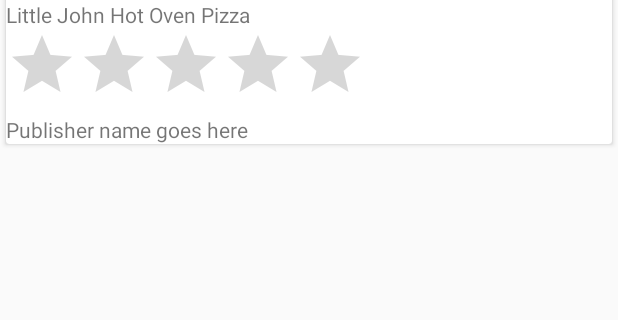
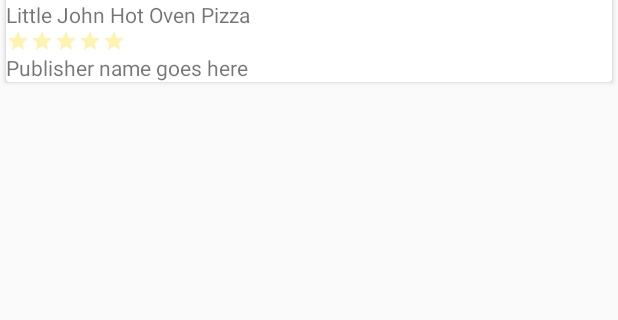
Before and after one commit to xdeng9/HomeCookinRecipes, an Android app: the layout recipe_card_view.xml on its own in the app's theme, with its tools: preview values and no code run, on a phone screen of 412 x 824 dp, the part 78-398 px from its top. Run offline under Robolectric (Android 15) with nearby library versions, the phone set to English and light mode, and no system bars.

Commit message:
Refactor main activity code and fix card view

```diff
--- a/app/src/main/res/layout/recipe_card_view.xml
+++ b/app/src/main/res/layout/recipe_card_view.xml
@@ -31,7 +31,9 @@
             android:layout_width="wrap_content"
             android:layout_height="wrap_content"
             android:stepSize="0.5"
-            android:numStars="5"/>
+            android:numStars="5"
+            android:theme="@style/RatingBar"
+            style="?android:attr/ratingBarStyleSmall"/>
 
         <TextView
             android:id="@+id/recipe_publisher"
--- a/app/src/main/res/values/colors.xml
+++ b/app/src/main/res/values/colors.xml
@@ -3,4 +3,6 @@
     <color name="colorPrimary">#3F51B5</color>
     <color name="colorPrimaryDark">#303F9F</color>
     <color name="colorAccent">#FF4081</color>
+
+    <color name="gold">#FFD700</color>
 </resources>
--- a/app/src/main/res/values/styles.xml
+++ b/app/src/main/res/values/styles.xml
@@ -13,6 +13,11 @@
         <item name="windowNoTitle">true</item>
     </style>
 
+    <style name="RatingBar" parent="Theme.AppCompat">
+        <item name="colorControlNormal">@color/gold</item>
+        <item name="colorControlActivated">@color/gold</item>
+    </style>
+
     <style name="AppTheme.AppBarOverlay" parent="ThemeOverlay.AppCompat.Dark.ActionBar" />
 
     <style name="AppTheme.PopupOverlay" parent="ThemeOverlay.AppCompat.Light" />
--- a/build.gradle
+++ b/build.gradle
@@ -5,7 +5,7 @@ buildscript {
         jcenter()
     }
     dependencies {
-        classpath 'com.android.tools.build:gradle:2.2.3'
+        classpath 'com.android.tools.build:gradle:2.3.0'
 
         // NOTE: Do not place your application dependencies here; they belong
         // in the individual module build.gradle files
```
Also changed, not shown: app/src/main/java/com/example/android/homecookinrecipes/MainActivity.java (+12 -2 lines), app/src/main/java/com/example/android/homecookinrecipes/data/FetchRecipeData.java (+8 -9 lines), app/src/main/java/com/example/android/homecookinrecipes/data/RecipeRecyclerAdapter.java (+6 -1 lines), gradle/wrapper/gradle-wrapper.properties.
